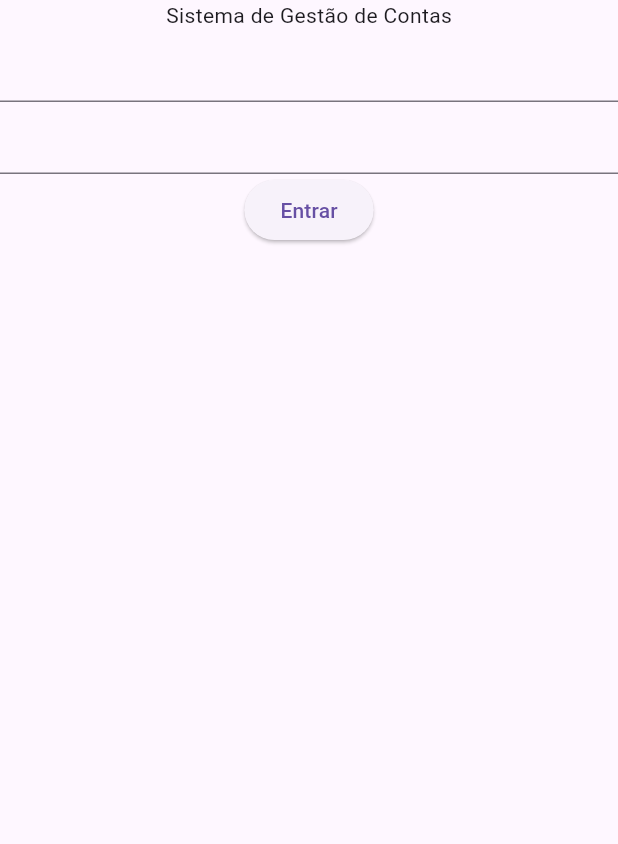
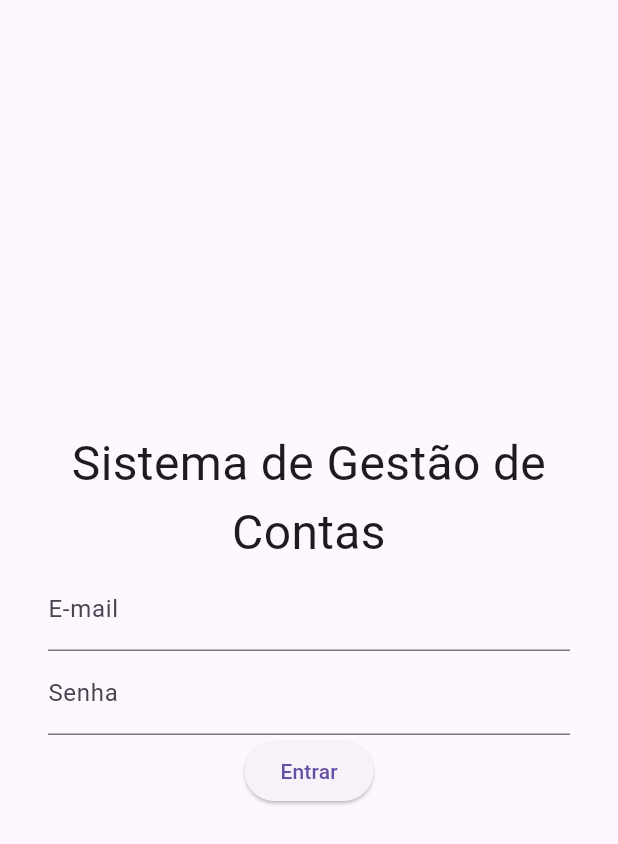
Before and after one commit to alura-cursos/flutter_banco_douro, a Flutter app: the screen it shows after launch, on a phone screen of 412 x 824 dp. Shown: the top 844 px of the screen. Run offline on Flutter 3.47's test engine with Material 3 defaults, Android fonts, the light colour scheme and no system bars.

Commit message:
v2.1 - fazendo estilizacoes

```diff
--- a/lib/ui/login_screen.dart
+++ b/lib/ui/login_screen.dart
@@ -6,17 +6,36 @@ class LoginScreen extends StatelessWidget {
   @override
   Widget build(BuildContext context) {
     return Scaffold(
-      body: Column(
+      body: Padding(
+        padding: const EdgeInsets.all(32),
+        child: Column(
+          mainAxisAlignment: MainAxisAlignment.center,
           children: <Widget>[
-          const Text("Sistema de Gestão de Contas"),
-          TextFormField(),
-          TextFormField(),
+            const Text(
+              "Sistema de Gestão de Contas",
+              textAlign: TextAlign.center,
+              style: TextStyle(
+                fontSize: 32,
+              ),
+            ),
+            TextFormField(
+              decoration: const InputDecoration(
+                label: Text("E-mail"),
+              ),
+            ),
+            TextFormField(
+              obscureText: true,
+              decoration: const InputDecoration(
+                label: Text("Senha"),
+              ),
+            ),
             ElevatedButton(
               onPressed: () {},
               child: const Text("Entrar"),
             ),
           ],
         ),
+      ),
     );
   }
 }
```
Lines whose indentation alone changed are shown as unchanged.
